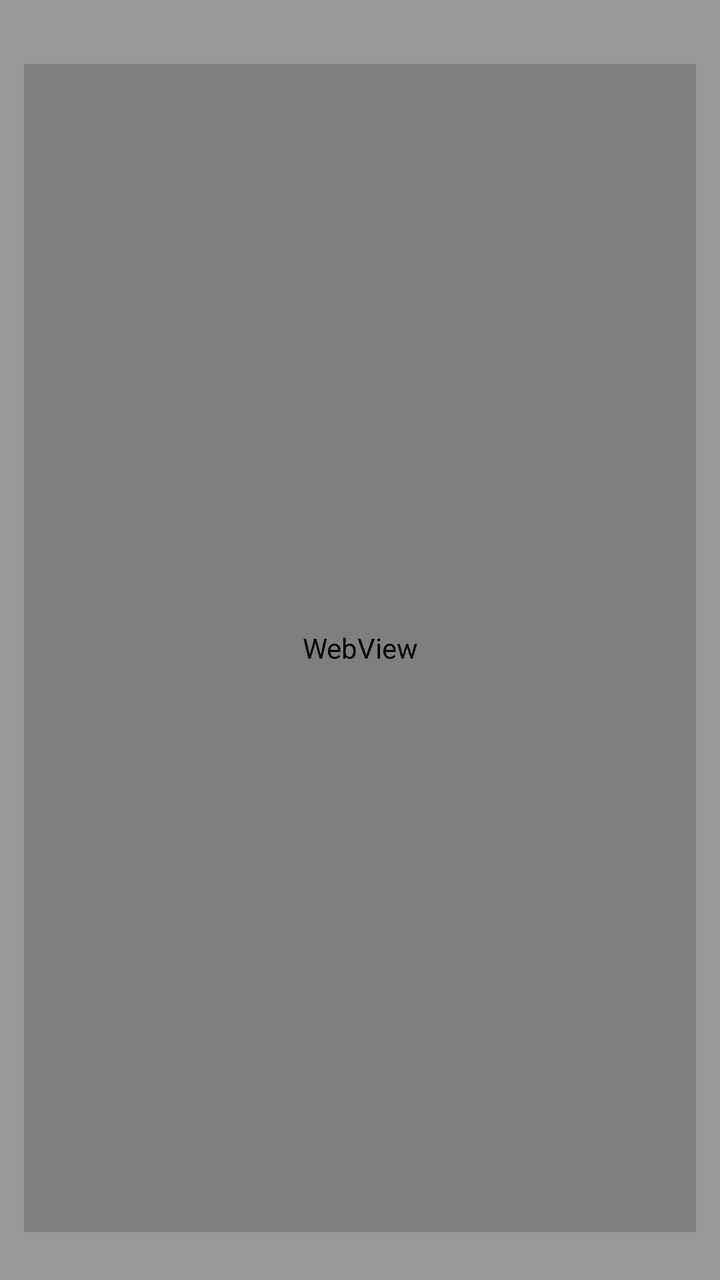
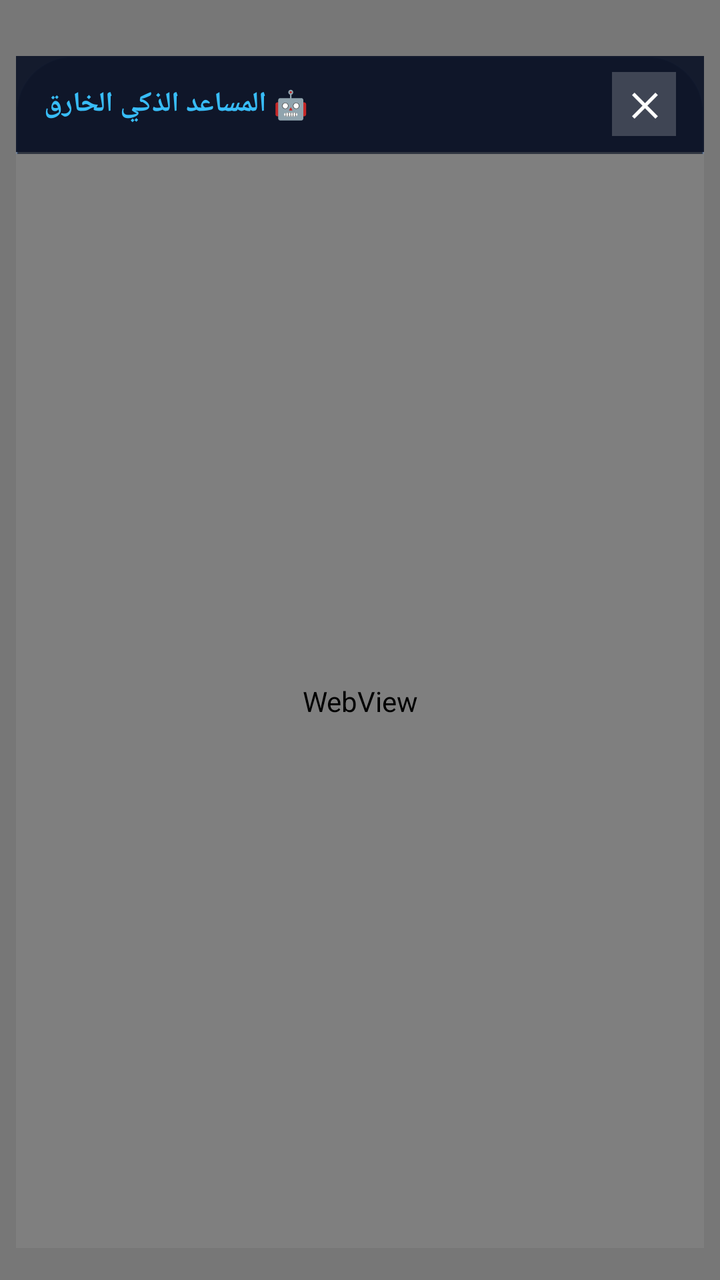

Screens rendered from an Android XML layout before and after an edit, with the pre-edit source and the edit as a unified diff.
<!-- AndroidManifest.xml: activity theme Theme.TransparentVoiceAssistant -->
<!-- res/layout/activity_floating_ai_chat.xml -->
<?xml version="1.0" encoding="utf-8"?>
<RelativeLayout xmlns:android="http://schemas.android.com/apk/res/android"
    android:id="@+id/rootFloatingLayout"
    android:layout_width="match_parent"
    android:layout_height="match_parent"
    android:background="#66000000">

    
    <View
        android:id="@+id/dismissOverlay"
        android:layout_width="match_parent"
        android:layout_height="match_parent" />

    
    <FrameLayout
        android:layout_width="match_parent"
        android:layout_height="match_parent"
        android:layout_marginStart="12dp"
        android:layout_marginEnd="12dp"
        android:layout_marginTop="32dp"
        android:layout_marginBottom="24dp"
        android:background="@drawable/bg_dialog_rounded"
        android:elevation="16dp">

        <WebView
            android:id="@+id/aiWebView"
            android:layout_width="match_parent"
            android:layout_height="match_parent"
            android:background="@android:color/transparent" />

        <ProgressBar
            android:id="@+id/aiProgressBar"
            android:layout_width="36dp"
            android:layout_height="36dp"
            android:layout_gravity="center"
            android:indeterminate="true" />
    </FrameLayout>

</RelativeLayout>
<!-- resources referenced by this layout -->
<resources>
  <!-- drawable bg_dialog_rounded (drawable) -->
  <?xml version="1.0" encoding="utf-8"?>
  <shape xmlns:android="http://schemas.android.com/apk/res/android">
      <solid android:color="#F20B1220" />
      <corners android:radius="28dp" />
      <stroke
          android:width="1dp"
          android:color="#333882F6" />
  </shape>
  <style name="Theme.TransparentVoiceAssistant" parent="Theme.Material3.DayNight.NoActionBar">
          <item name="android:windowIsTranslucent">true</item>
          <item name="android:windowBackground">@android:color/transparent</item>
          <item name="android:windowContentOverlay">@null</item>
          <item name="android:windowNoTitle">true</item>
          <item name="android:windowIsFloating">false</item>
          <item name="android:backgroundDimEnabled">true</item>
          <item name="android:backgroundDimAmount">0.35</item>
      </style>
</resources>

<!-- the commit's change to res/layout/activity_floating_ai_chat.xml (unified diff, before → after) -->
@@ -3,7 +3,7 @@
     android:id="@+id/rootFloatingLayout"
     android:layout_width="match_parent"
     android:layout_height="match_parent"
-    android:background="#66000000">
+    android:background="#88000000">
 
     
     <View
@@ -12,28 +12,72 @@
         android:layout_height="match_parent" />
 
     
-    <FrameLayout
+    <LinearLayout
         android:layout_width="match_parent"
         android:layout_height="match_parent"
-        android:layout_marginStart="12dp"
-        android:layout_marginEnd="12dp"
-        android:layout_marginTop="32dp"
-        android:layout_marginBottom="24dp"
+        android:layout_marginStart="8dp"
+        android:layout_marginEnd="8dp"
+        android:layout_marginTop="28dp"
+        android:layout_marginBottom="16dp"
+        android:orientation="vertical"
         android:background="@drawable/bg_dialog_rounded"
-        android:elevation="16dp">
+        android:elevation="20dp">
 
-        <WebView
-            android:id="@+id/aiWebView"
+        
+        <RelativeLayout
             android:layout_width="match_parent"
-            android:layout_height="match_parent"
-            android:background="@android:color/transparent" />
+            android:layout_height="48dp"
+            android:background="#F20F172A"
+            android:paddingStart="14dp"
+            android:paddingEnd="14dp">
 
-        <ProgressBar
-            android:id="@+id/aiProgressBar"
-            android:layout_width="36dp"
-            android:layout_height="36dp"
-            android:layout_gravity="center"
-            android:indeterminate="true" />
-    </FrameLayout>
+            <TextView
+                android:layout_width="wrap_content"
+                android:layout_height="wrap_content"
+                android:layout_centerVertical="true"
+                android:layout_alignParentStart="true"
+                android:text="🤖 المساعد الذكي الخارق"
+                android:textColor="#38BDF8"
+                android:textSize="14sp"
+                android:textStyle="bold" />
+
+            <TextView
+                android:id="@+id/btnCloseDialog"
+                android:layout_width="32dp"
+                android:layout_height="32dp"
+                android:layout_centerVertical="true"
+                android:layout_alignParentEnd="true"
+                android:gravity="center"
+                android:text="✕"
+                android:textColor="#FFFFFF"
+                android:textSize="16sp"
+                android:textStyle="bold"
+                android:background="#33FFFFFF" />
+        </RelativeLayout>
+
+        <View
+            android:layout_width="match_parent"
+            android:layout_height="1dp"
+            android:background="#22FFFFFF" />
+
+        <FrameLayout
+            android:layout_width="match_parent"
+            android:layout_height="0dp"
+            android:layout_weight="1">
+
+            <WebView
+                android:id="@+id/aiWebView"
+                android:layout_width="match_parent"
+                android:layout_height="match_parent"
+                android:background="@android:color/transparent" />
+
+            <ProgressBar
+                android:id="@+id/aiProgressBar"
+                android:layout_width="40dp"
+                android:layout_height="40dp"
+                android:layout_gravity="center"
+                android:indeterminate="true" />
+        </FrameLayout>
+    </LinearLayout>
 
 </RelativeLayout>
